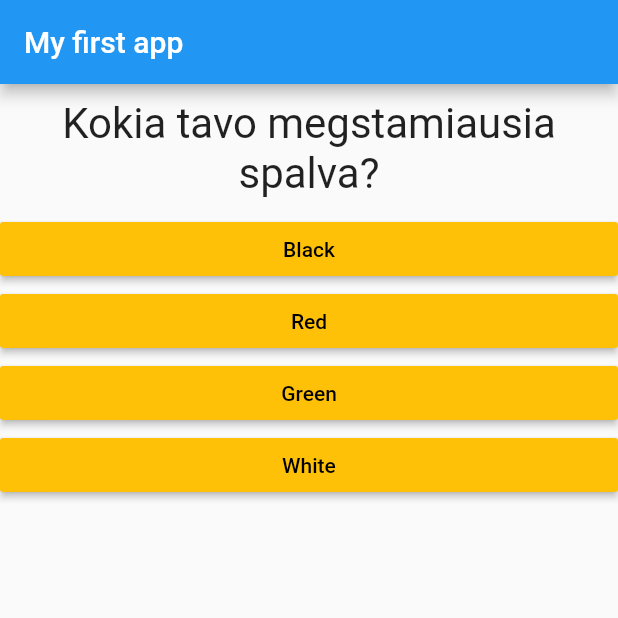
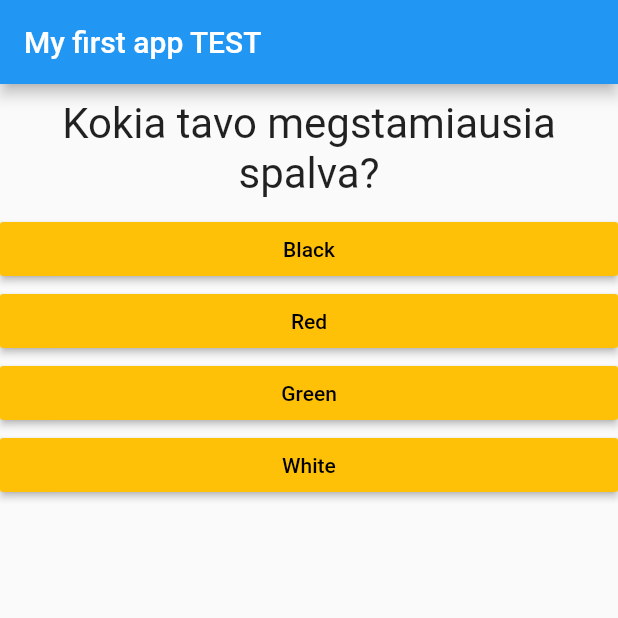
Before and after one commit to Rokasurba/flutter_complete_gui, a Flutter app: the screen it shows after launch, on a phone screen of 412 x 824 dp, the top half of it. Run offline on Flutter 3.47's test engine with Material 2 defaults, Android fonts, the phone set to English and light mode, and no system bars.

Commit message:
First TESTING COMMIT commit

```diff
--- a/lib/main.dart
+++ b/lib/main.dart
@@ -74,7 +74,7 @@ class _MyAppState extends State<MyApp> {
     return MaterialApp(
       home: Scaffold(
         appBar: AppBar(
-          title: Text('My first app '),
+          title: Text('My first app TEST'),
         ),
         body: _questionIndex < _questions.length
             ? Quiz(
```
